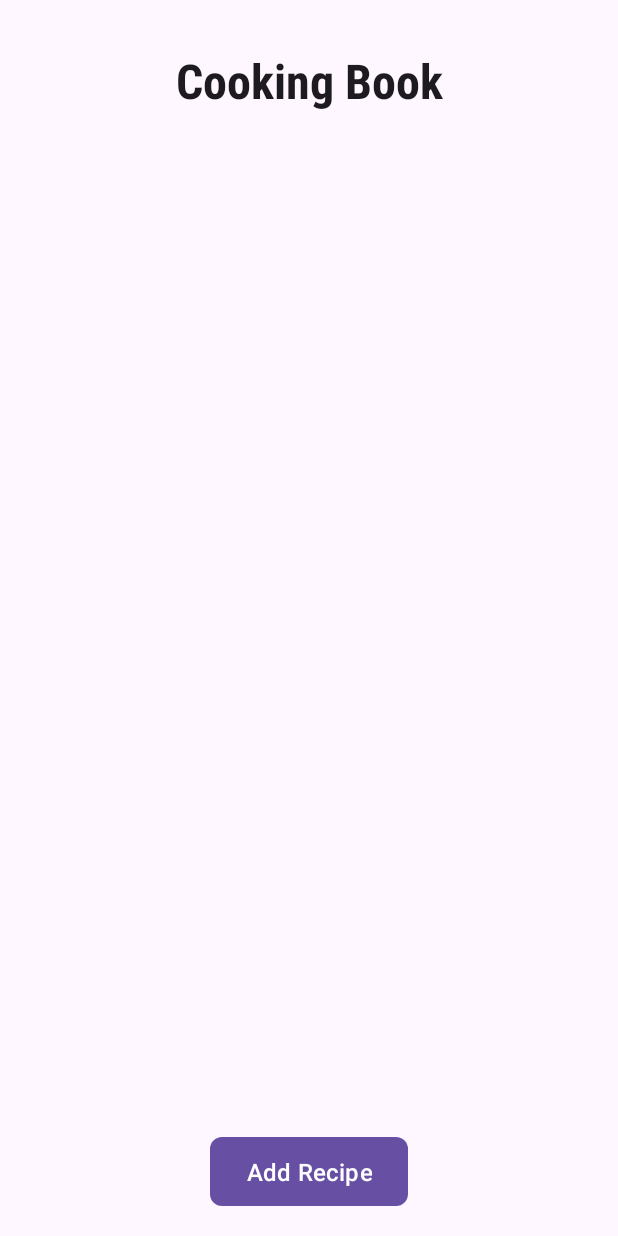
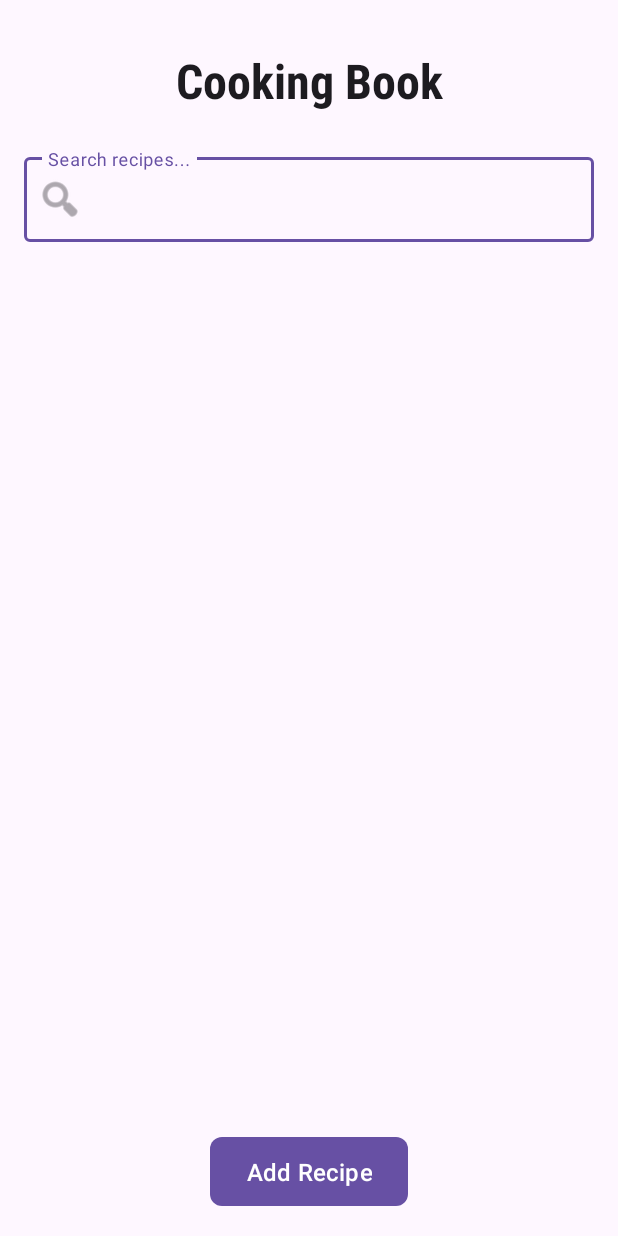
Before and after one commit to Pashinsky38/Cooking-Book, an Android app: the screen it shows after launch (MainActivity), on a phone screen of 412 x 824 dp. Run offline under Robolectric (Android 15) with nearby library versions, the phone set to English and light mode, and no system bars.

Commit message:
Adding search filter option

```diff
--- a/app/src/main/java/com/example/cookingbook/MainActivity.java
+++ b/app/src/main/java/com/example/cookingbook/MainActivity.java
@@ -2,7 +2,10 @@ package com.example.cookingbook;
 
 import android.content.Intent;
 import android.os.Bundle;
+import android.text.Editable;
+import android.text.TextWatcher;
 import android.widget.Button;
+import android.widget.EditText;
 import androidx.appcompat.app.AppCompatActivity;
 import androidx.recyclerview.widget.LinearLayoutManager;
 import androidx.recyclerview.widget.RecyclerView;
@@ -11,6 +14,7 @@ public class MainActivity extends AppCompatActivity {
 
     RecipeAdapter adapter;
     RecyclerView recipeList;
+    EditText searchInput;
 
     @Override
     protected void onCreate(Bundle savedInstanceState) {
@@ -19,6 +23,7 @@ public class MainActivity extends AppCompatActivity {
 
         RecipeManager.loadRecipes(this); // Load saved recipes
 
+        searchInput = findViewById(R.id.searchInput);
         recipeList = findViewById(R.id.recipeList);
         recipeList.setLayoutManager(new LinearLayoutManager(this));
         adapter = new RecipeAdapter(this, RecipeManager.recipes);
@@ -26,12 +31,31 @@ public class MainActivity extends AppCompatActivity {
 
         Button addBtn = findViewById(R.id.addBtn);
         addBtn.setOnClickListener(v -> startActivity(new Intent(MainActivity.this, RecipeFormActivity.class)));
+
+        // Add search functionality
+        searchInput.addTextChangedListener(new TextWatcher() {
+            @Override
+            public void beforeTextChanged(CharSequence s, int start, int count, int after) {
+                // Not needed
+            }
+
+            @Override
+            public void onTextChanged(CharSequence s, int start, int before, int count) {
+                adapter.filter(s.toString());
+            }
+
+            @Override
+            public void afterTextChanged(Editable s) {
+                // Not needed
+            }
+        });
     }
-
 
     @Override
     protected void onResume() {
         super.onResume();
         adapter.notifyDataSetChanged(); // Refresh list to reflect any changes
+        // Clear search when returning to main activity
+        searchInput.setText("");
     }
 }
--- a/app/src/main/java/com/example/cookingbook/RecipeAdapter.java
+++ b/app/src/main/java/com/example/cookingbook/RecipeAdapter.java
@@ -15,10 +15,12 @@ public class RecipeAdapter extends RecyclerView.Adapter<RecipeAdapter.ViewHolder
 
     private final Context context;
     private final ArrayList<Recipe> recipes;
+    private ArrayList<Recipe> filteredRecipes;
 
     public RecipeAdapter(Context ctx, ArrayList<Recipe> list) {
         this.context = ctx;
         this.recipes = list;
+        this.filteredRecipes = new ArrayList<>(list); // Initialize filtered list with all recipes
     }
 
     static class ViewHolder extends RecyclerView.ViewHolder {
@@ -45,7 +47,7 @@ public class RecipeAdapter extends RecyclerView.Adapter<RecipeAdapter.ViewHolder
 
     @Override
     public void onBindViewHolder(@NonNull ViewHolder holder, int position) {
-        final Recipe r = recipes.get(position);
+        final Recipe r = filteredRecipes.get(position);
         holder.title.setText(r.getTitle());
         holder.description.setText(r.getDescription());
 
@@ -55,14 +57,43 @@ public class RecipeAdapter extends RecyclerView.Adapter<RecipeAdapter.ViewHolder
             holder.image.setImageResource(R.drawable.placeholder); // add placeholder image
 
         holder.editBtn.setOnClickListener(view -> {
+            // Find the original position in the main recipes list
+            int originalPosition = recipes.indexOf(r);
             Intent intent = new Intent(context, RecipeFormActivity.class);
-            intent.putExtra("position", holder.getAdapterPosition());
+            intent.putExtra("position", originalPosition);
             context.startActivity(intent);
         });
     }
 
     @Override
     public int getItemCount() {
-        return recipes.size();
+        return filteredRecipes.size();
+    }
+
+    // Method to filter recipes based on search query
+    public void filter(String query) {
+        filteredRecipes.clear();
+
+        if (query.isEmpty()) {
+            filteredRecipes.addAll(recipes);
+        } else {
+            String lowerCaseQuery = query.toLowerCase().trim();
+            for (Recipe recipe : recipes) {
+                // Search in title and description
+                if ((recipe.getTitle() != null && recipe.getTitle().toLowerCase().contains(lowerCaseQuery)) ||
+                        (recipe.getDescription() != null && recipe.getDescription().toLowerCase().contains(lowerCaseQuery))) {
+                    filteredRecipes.add(recipe);
+                }
+            }
+        }
+
+        notifyDataSetChanged();
+    }
+
+    // Method to refresh the filtered list (call this when recipes are added/removed)
+    public void refreshFilter() {
+        filteredRecipes.clear();
+        filteredRecipes.addAll(recipes);
+        notifyDataSetChanged();
     }
 }
--- a/app/src/main/res/layout/activity_main.xml
+++ b/app/src/main/res/layout/activity_main.xml
@@ -22,15 +22,35 @@
         app:layout_constraintStart_toStartOf="parent"
         app:layout_constraintEnd_toEndOf="parent" />
 
+    <com.google.android.material.textfield.TextInputLayout
+        android:id="@+id/searchInputLayout"
+        android:layout_width="0dp"
+        android:layout_height="wrap_content"
+        android:layout_marginTop="24dp"
+        style="@style/Widget.MaterialComponents.TextInputLayout.OutlinedBox"
+        app:startIconDrawable="@android:drawable/ic_menu_search"
+        app:layout_constraintTop_toBottomOf="@+id/titleTextView"
+        app:layout_constraintStart_toStartOf="parent"
+        app:layout_constraintEnd_toEndOf="parent">
+
+        <com.google.android.material.textfield.TextInputEditText
+            android:id="@+id/searchInput"
+            android:layout_width="match_parent"
+            android:layout_height="wrap_content"
+            android:hint="Search recipes..."
+            android:inputType="text"
+            android:maxLines="1" />
+    </com.google.android.material.textfield.TextInputLayout>
+
     <androidx.recyclerview.widget.RecyclerView
         android:id="@+id/recipeList"
         android:layout_width="0dp"
         android:layout_height="0dp"
-        android:layout_marginTop="24dp"
+        android:layout_marginTop="16dp"
         android:layout_marginBottom="16dp"
         android:clipToPadding="false"
         android:paddingBottom="8dp"
-        app:layout_constraintTop_toBottomOf="@+id/titleTextView"
+        app:layout_constraintTop_toBottomOf="@+id/searchInputLayout"
         app:layout_constraintBottom_toTopOf="@+id/addBtn"
         app:layout_constraintStart_toStartOf="parent"
         app:layout_constraintEnd_toEndOf="parent"
```
